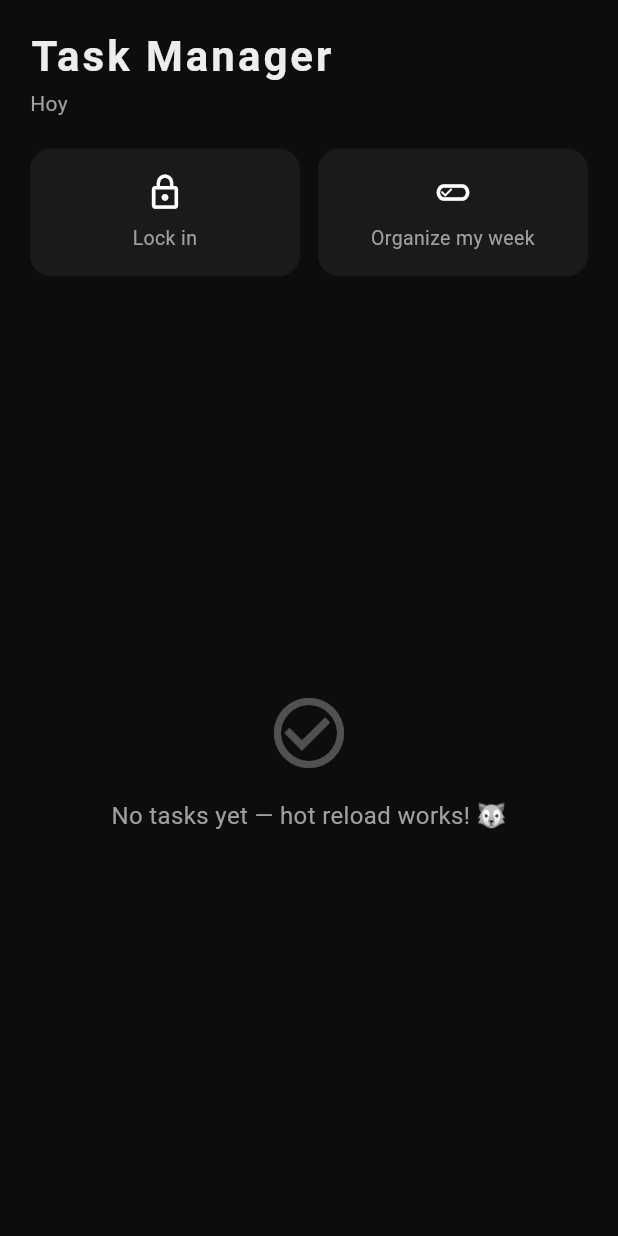
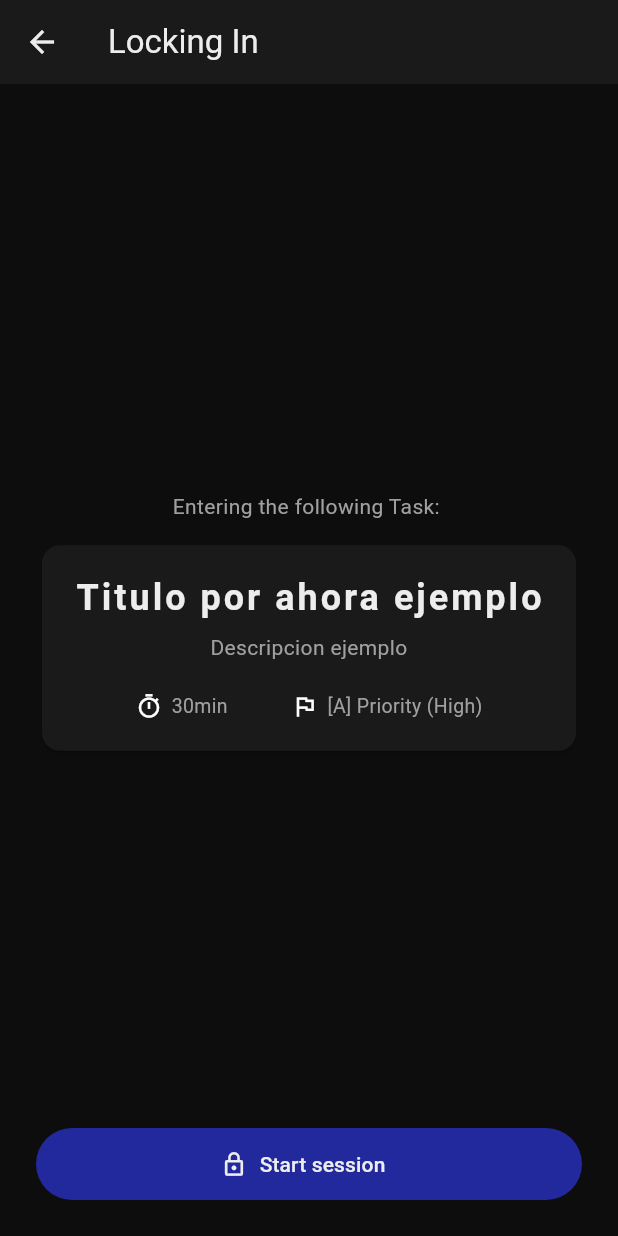
Before and after one commit to LastreWayne/Okami, a Flutter app: the NeuPlaScreen screen opened directly, after a tap on "Lock in", on a phone screen of 412 x 824 dp. Run offline on Flutter 3.47's test engine with Material 3 defaults, Android fonts, the phone set to English and light mode, and no system bars.

Commit message:
Locking in and locki in screen (visual shell, only timer functionality)

```diff
--- /dev/null
+++ b/lib/screens/locking_in_screen.dart
@@ -0,0 +1,100 @@
+import 'package:flutter/material.dart';
+import 'lock_in_screen.dart';
+
+class LockingInScreen extends StatelessWidget {
+  const LockingInScreen({super.key});
+
+  @override
+  Widget build(BuildContext context) {
+    return Scaffold(
+      appBar: AppBar(
+        title: const Text('Locking In'),
+      ),
+
+      body: Padding(
+        padding: EdgeInsets.all(24),
+        child: Column(
+          children: [
+            const Spacer(),
+
+            Text(
+              'Entering the following Task: ',
+              style: Theme.of(context).textTheme.bodyMedium,
+            ),
+
+            //Tarjeta con la info de la Task
+            const SizedBox(height: 12),
+
+            Card(
+              child: Padding(
+                padding: const EdgeInsets.all(20),
+                child: Column(
+                  children: [
+
+                    //Titulo de la task y descripcion
+                    Text(
+                      'Titulo por ahora ejemplo',//Ejemplo
+                      style: Theme.of(context).textTheme.headlineLarge?.copyWith(fontSize: 24),
+                    ),
+
+                    const SizedBox(height: 8),
+                    Text(
+                      'Descripcion ejemplo',
+                      textAlign: TextAlign.center,
+                      style: Theme.of(context).textTheme.bodyMedium,
+                    ),
+
+                    //Datos rapidos (duracion/prioridad)
+                    const SizedBox(height: 20),
+                    Row(
+                      mainAxisAlignment: MainAxisAlignment.spaceEvenly,
+                      children: [
+                        _buildInfoChip(context, Icons.timer_outlined, '30min'),
+                        _buildInfoChip(context, Icons.flag_outlined, '[A] Priority (High)'), //txto dejemplo
+                      ],
+                    ),
+                  ],
+                ),
+              ),
+            ),
+
+            const Spacer(),
+
+            //Confirmacion
+            SizedBox(
+              width: double.infinity,
+              child: FilledButton.icon(
+                onPressed: () {
+                  Navigator.pushReplacement(
+                    context,
+                    MaterialPageRoute(
+                      builder: (context) => const LockInScreen(),
+                    )
+                  );
+                },
+                icon: const Icon(Icons.lock_outline),
+                label: const Padding(
+                  padding: EdgeInsetsGeometry.symmetric(vertical: 14),
+                  child: Text('Start session'),
+                ),
+              ),
+            ),
+          ],
+        ),
+      ),
+    );
+  }
+
+  //Widget de apoyo para mostrar los datos de duracion y prioridad
+  Widget _buildInfoChip(BuildContext context, IconData icon, String text) {
+    return Row(
+      mainAxisSize: MainAxisSize.min,
+      children: [
+        Icon(icon, size: 18),
+        const SizedBox(width: 6),
+        Text(text, style: const TextStyle(fontSize: 13))
+      ],
+    );
+  }
+
+}
--- a/lib/screens/new_task_screen.dart
+++ b/lib/screens/new_task_screen.dart
@@ -11,7 +11,7 @@ class NewTaskScreen extends StatelessWidget {
         title: const Text('New Task'),
       ),
 
-      // Scroll para el cuestionario
+      // Scroll para el cuestionariocG
       body: SingleChildScrollView(
         padding: const EdgeInsets.all(20),
         child: Column(
--- a/lib/screens/np_screen.dart
+++ b/lib/screens/np_screen.dart
@@ -1,5 +1,6 @@
 import 'package:flutter/material.dart';
 import 'week_org_screen.dart';
+import 'locking_in_screen.dart';
 
 class NeuPlaScreen extends StatelessWidget {
   const NeuPlaScreen({super.key});
@@ -42,7 +43,12 @@ class NeuPlaScreen extends StatelessWidget {
                       icon: Icons.lock_outline,
                       label: 'Lock in',
                       onTap: () {
-                        //Por ahora sin funcionalidad, Navega al Locking in Screen
+                        Navigator.push(
+                          context,
+                          MaterialPageRoute(
+                            builder: (context) => const LockingInScreen(),
+                          ),
+                        );
                       },
                     ),
                   ),
```
Also changed, not shown: lib/screens/lock_in_screen.dart (added, +222 -0 lines), lib/main.dart (line endings or trailing spaces).
